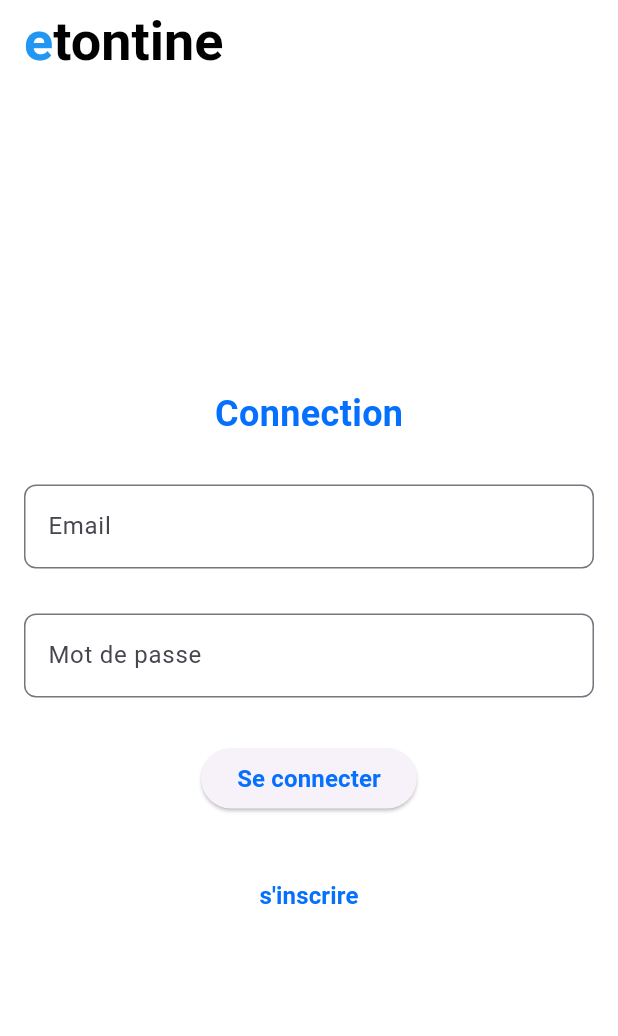
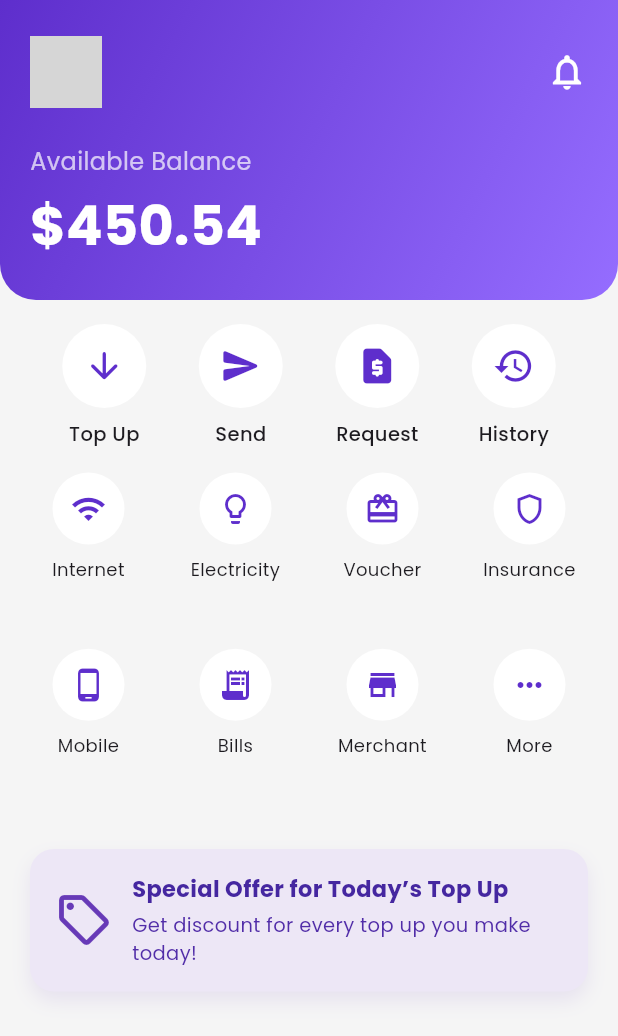
Before and after one commit to joel710/entontine, a Flutter app: the screen it shows after launch, after a tap on "Se connecter", on a phone screen of 412 x 824 dp. Shown: the top 1036 px of the screen. Run offline on Flutter 3.47's test engine with Material 3 defaults, Android fonts, the light colour scheme and no system bars; our stand-ins replace google_fonts; Roboto replaces fonts that are missing (Sans); grey boxes are pictures that could not be loaded.

Commit message:
home page

```diff
--- a/analysis_options.yaml
+++ b/analysis_options.yaml
@@ -23,6 +23,13 @@ linter:
   rules:
     # avoid_print: false  # Uncomment to disable the `avoid_print` rule
     # prefer_single_quotes: true  # Uncomment to enable the `prefer_single_quotes` rule
-
+dependencies:
+  flutter:
+    sdk: flutter
+  google_fonts: ^4.0.4
+  material_color_utilities: ^0.12.0
+dev_dependencies:
+  flutter_test:
+    sdk: flutter
 # Additional information about this file can be found at
 # https://dart.dev/guides/language/analysis-options
--- a/lib/connexion.dart
+++ b/lib/connexion.dart
@@ -1,6 +1,7 @@
 import 'package:flutter/material.dart';
 
 import 'inscription.dart';
+import 'home.dart';
 
 class ConnexionScreen extends StatefulWidget {
   @override
@@ -72,7 +73,12 @@ class _ConnexionScreenState extends State<ConnexionScreen> {
             ),
             SizedBox(height: 30),
             ElevatedButton(
-              onPressed: () {},
+              onPressed: () {
+                Navigator.pushReplacement(
+                  context,
+                  MaterialPageRoute(builder: (context) => HomeScreen()),
+                );
+              },
               child: Text(
                 'Se connecter',
                 style: TextStyle(
--- /dev/null
+++ b/lib/home.dart
@@ -0,0 +1,233 @@
+import 'package:flutter/material.dart';
+import 'package:google_fonts/google_fonts.dart';
+
+class HomeScreen extends StatefulWidget {
+  const HomeScreen({Key? key}) : super(key: key);
+
+  @override
+  State<HomeScreen> createState() => _HomeScreenState();
+}
+
+class _HomeScreenState extends State<HomeScreen> {
+  final Color primaryColor = Color(0xFF5E2ECC);
+  final Color secondaryColor = Color(0xFF956DFF);
+  final Color backgroundColor = Color(0xFFF5F5F5);
+
+  @override
+  Widget build(BuildContext context) {
+    return Scaffold(
+      backgroundColor: backgroundColor,
+      body: SafeArea(
+        child: SingleChildScrollView(
+          child: Column(
+            children: [
+              _buildTopSection(),
+              SizedBox(height: 16),
+              _buildActionButtons(),
+              SizedBox(height: 16),
+              _buildServiceGrid(),
+              SizedBox(height: 16),
+              _buildPromoCard(),
+            ],
+          ),
+        ),
+      ),
+    );
+  }
+
+  Widget _buildTopSection() {
+    return Container(
+      width: double.infinity,
+      padding: const EdgeInsets.symmetric(horizontal: 20, vertical: 24),
+      decoration: BoxDecoration(
+        gradient: LinearGradient(
+          colors: [primaryColor, secondaryColor],
+          begin: Alignment.topLeft,
+          end: Alignment.bottomRight,
+        ),
+        borderRadius: BorderRadius.vertical(
+          bottom: Radius.circular(24),
+        ),
+      ),
+      child: Column(
+        crossAxisAlignment: CrossAxisAlignment.start,
+        children: [
+          // Avatar et notification
+          Row(
+            mainAxisAlignment: MainAxisAlignment.spaceBetween,
+            children: [
+              CircleAvatar(
+                radius: 24,
+                backgroundImage: AssetImage('assets/images/avatar.png'),
+              ),
+              Icon(
+                Icons.notifications_none,
+                color: Colors.white,
+                size: 28,
+              ),
+            ],
+          ),
+          SizedBox(height: 24),
+          Text(
+            "Available Balance",
+            style: GoogleFonts.poppins(
+              color: Colors.white70,
+              fontSize: 16,
+              fontWeight: FontWeight.w400,
+            ),
+          ),
+          SizedBox(height: 6),
+          Text(
+            "\$450.54",
+            style: GoogleFonts.poppins(
+              color: Colors.white,
+              fontSize: 36,
+              fontWeight: FontWeight.w700,
+            ),
+          ),
+        ],
+      ),
+    );
+  }
+
+  Widget _buildActionButtons() {
+    final buttons = [
+      {'icon': Icons.arrow_downward_rounded, 'label': 'Top Up'},
+      {'icon': Icons.send_rounded, 'label': 'Send'},
+      {'icon': Icons.request_page_rounded, 'label': 'Request'},
+      {'icon': Icons.history, 'label': 'History'},
+    ];
+
+    return Padding(
+      padding: const EdgeInsets.symmetric(horizontal: 24.0),
+      child: Row(
+        mainAxisAlignment: MainAxisAlignment.spaceAround,
+        children: buttons.map((btn) {
+          return Column(
+            children: [
+              CircleAvatar(
+                radius: 28,
+                backgroundColor: Colors.white,
+                child: Icon(
+                  btn['icon'] as IconData,
+                  color: primaryColor,
+                  size: 28,
+                ),
+              ),
+              SizedBox(height: 8),
+              Text(
+                btn['label'] as String,
+                style: GoogleFonts.poppins(
+                  fontSize: 13,
+                  fontWeight: FontWeight.w500,
+                ),
+              ),
+            ],
+          );
+        }).toList(),
+      ),
+    );
+  }
+
+  Widget _buildServiceGrid() {
+    final services = [
+      {'icon': Icons.wifi, 'label': 'Internet'},
+      {'icon': Icons.lightbulb_outline, 'label': 'Electricity'},
+      {'icon': Icons.card_giftcard, 'label': 'Voucher'},
+      {'icon': Icons.shield_outlined, 'label': 'Insurance'},
+      {'icon': Icons.phone_android, 'label': 'Mobile'},
+      {'icon': Icons.receipt_long, 'label': 'Bills'},
+      {'icon': Icons.store_mall_directory, 'label': 'Merchant'},
+      {'icon': Icons.more_horiz, 'label': 'More'},
+    ];
+
+    return Padding(
+      padding: const EdgeInsets.symmetric(horizontal: 20),
+      child: GridView.builder(
+        itemCount: services.length,
+        shrinkWrap: true,
+        physics: NeverScrollableScrollPhysics(),
+        gridDelegate: SliverGridDelegateWithFixedCrossAxisCount(
+          crossAxisCount: 4,
+          mainAxisSpacing: 20,
+          crossAxisSpacing: 20,
+          childAspectRatio: 0.8,
+        ),
+        itemBuilder: (_, index) {
+          final item = services[index];
+          return Column(
+            children: [
+              CircleAvatar(
+                radius: 24,
+                backgroundColor: Colors.white,
+                child: Icon(
+                  item['icon'] as IconData,
+                  color: primaryColor,
+                ),
+              ),
+              SizedBox(height: 8),
+              Text(
+                item['label'] as String,
+                textAlign: TextAlign.center,
+                style: GoogleFonts.poppins(fontSize: 12),
+              ),
+            ],
+          );
+        },
+      ),
+    );
+  }
+
+  Widget _buildPromoCard() {
+    return Padding(
+      padding: const EdgeInsets.all(20),
+      child: Container(
+        decoration: BoxDecoration(
+          color: Colors.deepPurple.shade50,
+          borderRadius: BorderRadius.circular(16),
+          boxShadow: [
+            BoxShadow(
+              color: Colors.deepPurple.withOpacity(0.1),
+              blurRadius: 10,
+              offset: Offset(0, 6),
+            )
+          ],
+        ),
+        padding: const EdgeInsets.all(16),
+        child: Row(
+          children: [
+            Icon(
+              Icons.local_offer_outlined,
+              color: Colors.deepPurple,
+              size: 40,
+            ),
+            SizedBox(width: 12),
+            Expanded(
+              child: Column(
+                crossAxisAlignment: CrossAxisAlignment.start,
+                children: [
+                  Text(
+                    "Special Offer for Today’s Top Up",
+                    style: GoogleFonts.poppins(
+                      fontWeight: FontWeight.bold,
+                      fontSize: 15,
+                      color: Colors.deepPurple.shade800,
+                    ),
+                  ),
+                  SizedBox(height: 4),
+                  Text(
+                    "Get discount for every top up you make today!",
+                    style: GoogleFonts.poppins(
+                      fontSize: 13,
+                      color: Colors.deepPurple.shade700,
+                    ),
+                  ),
+                ],
+              ),
+            ),
+          ],
+        ),
+      ),
+    );
+  }
+}
--- a/lib/main.dart
+++ b/lib/main.dart
@@ -1,8 +1,9 @@
 import 'package:flutter/material.dart';
-
+import 'package:google_fonts/google_fonts.dart';
 import 'connexion.dart';
 import 'gard.dart';
 import 'inscription.dart';
+import 'home.dart';
 
 void main() => runApp(EtontineApp());
 
@@ -12,12 +13,17 @@ class EtontineApp extends StatelessWidget {
     return MaterialApp(
       title: 'etontine',
       debugShowCheckedModeBanner: false,
-      theme: ThemeData(primarySwatch: Colors.blue, fontFamily: 'Sans'),
-      home: GardScreen(),
+      theme: ThemeData(
+        primarySwatch: Colors.blue,
+        fontFamily: 'Sans',
+        textTheme: GoogleFonts.poppinsTextTheme(),
+      ),
+      home: GardScreen(), // Première page au lancement
       routes: {
         '/connexion': (context) => ConnexionScreen(),
         '/inscription': (context) => InscriptionScreen(),
         '/gard': (context) => GardScreen(),
+        '/home': (context) => HomeScreen(), // Ajout de la route home
       },
     );
   }
--- a/pubspec.yaml
+++ b/pubspec.yaml
@@ -34,6 +34,7 @@ dependencies:
   # The following adds the Cupertino Icons font to your application.
   # Use with the CupertinoIcons class for iOS style icons.
   cupertino_icons: ^1.0.8
+  google_fonts: ^6.2.1
 
 dev_dependencies:
   flutter_test:
```
Also changed, not shown: pubspec.lock, 1 other file.
